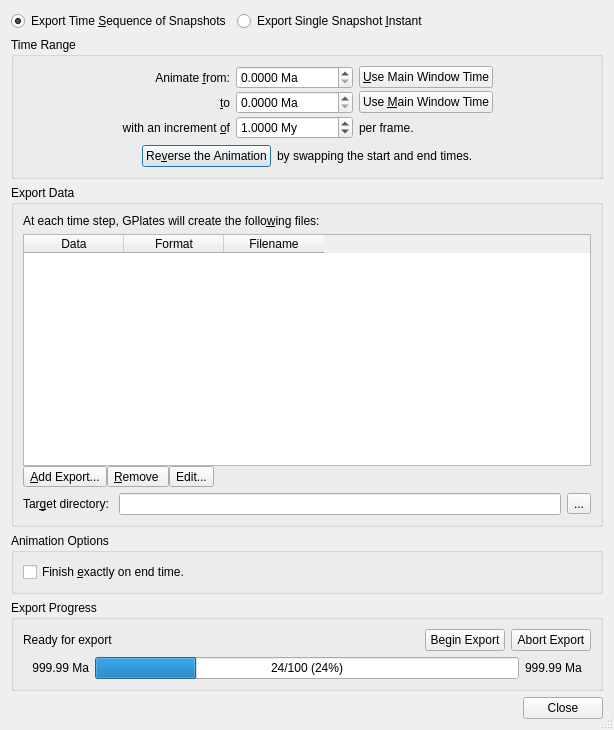
First picture: the form in src/qt-widgets/ExportAnimationDialogUi.ui, repository GPlates/GPlates, before the edit.
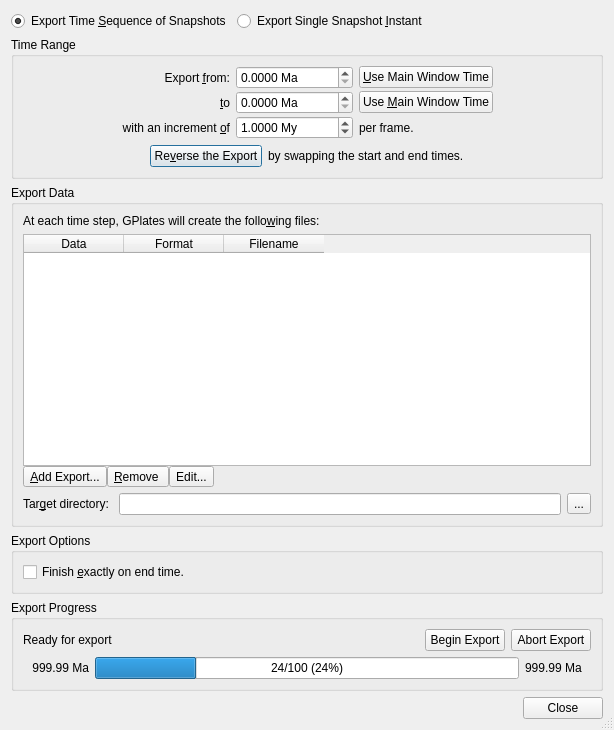
Second picture: the form after the edit. Icons and pictures are not drawn.

What changed in the file:
```diff
--- a/src/qt-widgets/ExportAnimationDialogUi.ui
+++ b/src/qt-widgets/ExportAnimationDialogUi.ui
@@ -75,7 +75,7 @@
             <item row="0" column="1">
              <widget class="QLabel" name="label_1">
               <property name="text">
-               <string>Animate &amp;from:</string>
+               <string>Export &amp;from:</string>
               </property>
               <property name="alignment">
                <set>Qt::AlignRight|Qt::AlignTrailing|Qt::AlignVCenter</set>
@@ -232,7 +232,7 @@
             <item>
              <widget class="QPushButton" name="button_Reverse_the_Animation">
               <property name="text">
-               <string>Re&amp;verse the Animation</string>
+               <string>Re&amp;verse the Export</string>
               </property>
              </widget>
             </item>
@@ -434,7 +434,7 @@
        <item>
         <widget class="QGroupBox" name="groupBox">
          <property name="title">
-          <string>Animation Options</string>
+          <string>Export Options</string>
          </property>
          <layout class="QHBoxLayout" name="horizontalLayout">
           <item>
```
